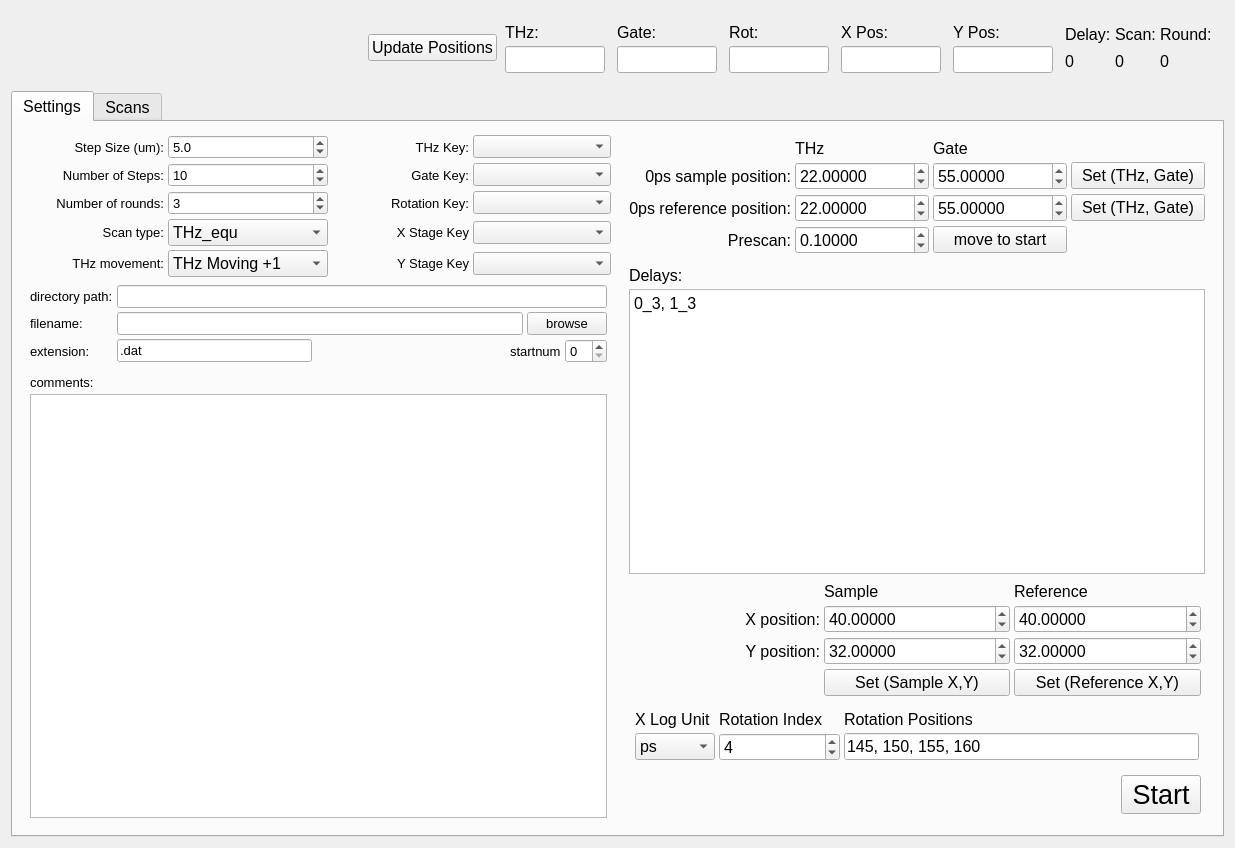
The window that scansV4p0.ui (warshauer/Pulsesearch) describes before a commit, drawn with Qt 5.
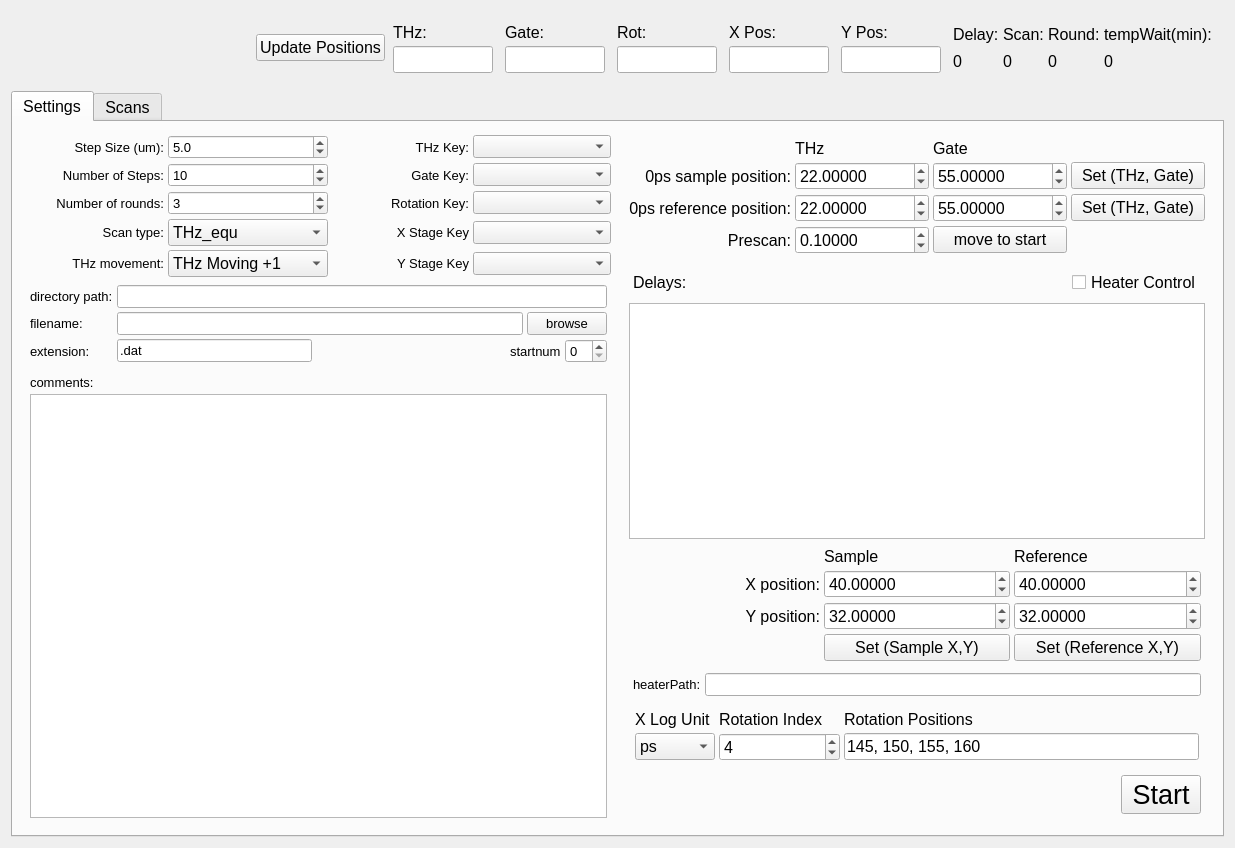
The same window after the commit.

Commit message:
added heater control for temp measurements
Strange new parsing stuff but maximum flexibility

Patch:
```diff
--- a/scansV4p0.ui
+++ b/scansV4p0.ui
@@ -401,42 +401,6 @@
            </property>
           </widget>
          </item>
-         <item row="1" column="0">
-          <widget class="QLabel" name="LE_delay">
-           <property name="font">
-            <font>
-             <pointsize>12</pointsize>
-            </font>
-           </property>
-           <property name="text">
-            <string>0</string>
-           </property>
-          </widget>
-         </item>
-         <item row="1" column="1">
-          <widget class="QLabel" name="LE_scan">
-           <property name="font">
-            <font>
-             <pointsize>12</pointsize>
-            </font>
-           </property>
-           <property name="text">
-            <string>0</string>
-           </property>
-          </widget>
-         </item>
-         <item row="0" column="1">
-          <widget class="QLabel" name="label_28">
-           <property name="font">
-            <font>
-             <pointsize>12</pointsize>
-            </font>
-           </property>
-           <property name="text">
-            <string>Scan:</string>
-           </property>
-          </widget>
-         </item>
          <item row="1" column="2">
           <widget class="QLabel" name="LE_round">
            <property name="font">
@@ -461,6 +425,66 @@
            </property>
           </widget>
          </item>
+         <item row="0" column="1">
+          <widget class="QLabel" name="label_28">
+           <property name="font">
+            <font>
+             <pointsize>12</pointsize>
+            </font>
+           </property>
+           <property name="text">
+            <string>Scan:</string>
+           </property>
+          </widget>
+         </item>
+         <item row="1" column="0">
+          <widget class="QLabel" name="LE_delay">
+           <property name="font">
+            <font>
+             <pointsize>12</pointsize>
+            </font>
+           </property>
+           <property name="text">
+            <string>0</string>
+           </property>
+          </widget>
+         </item>
+         <item row="1" column="1">
+          <widget class="QLabel" name="LE_scan">
+           <property name="font">
+            <font>
+             <pointsize>12</pointsize>
+            </font>
+           </property>
+           <property name="text">
+            <string>0</string>
+           </property>
+          </widget>
+         </item>
+         <item row="1" column="3">
+          <widget class="QLabel" name="LE_tempWait">
+           <property name="font">
+            <font>
+             <pointsize>12</pointsize>
+            </font>
+           </property>
+           <property name="text">
+            <string>0</string>
+           </property>
+          </widget>
+         </item>
+         <item row="0" column="3">
+          <widget class="QLabel" name="label_40">
+           <property name="font">
+            <font>
+             <pointsize>12</pointsize>
+            </font>
+           </property>
+           <property name="text">
+            <string>tempWait(min):</string>
+           </property>
+          </widget>
+         </item>
         </layout>
        </item>
       </layout>
@@ -1271,16 +1295,55 @@
             <number>4</number>
            </property>
            <item>
-            <widget class="QLabel" name="label_10">
-             <property name="font">
-              <font>
-               <pointsize>12</pointsize>
-              </font>
+            <layout class="QHBoxLayout" name="horizontalLayout_10">
+             <property name="spacing">
+              <number>4</number>
              </property>
-             <property name="text">
-              <string>Delays:</string>
+             <property name="leftMargin">
+              <number>4</number>
              </property>
-            </widget>
+             <property name="topMargin">
+              <number>4</number>
+             </property>
+             <property name="rightMargin">
+              <number>4</number>
+             </property>
+             <property name="bottomMargin">
+              <number>4</number>
+             </property>
+             <item>
+              <widget class="QLabel" name="label_10">
+               <property name="font">
+                <font>
+                 <pointsize>12</pointsize>
+                </font>
+               </property>
+               <property name="text">
+                <string>Delays:</string>
+               </property>
+              </widget>
+             </item>
+             <item>
+              <spacer name="horizontalSpacer_6">
+               <property name="orientation">
+                <enum>Qt::Horizontal</enum>
+               </property>
+               <property name="sizeHint" stdset="0">
+                <size>
+                 <width>40</width>
+                 <height>20</height>
+                </size>
+               </property>
+              </spacer>
+             </item>
+             <item>
+              <widget class="QCheckBox" name="CB_heaterControl">
+               <property name="text">
+                <string>Heater Control</string>
+               </property>
+              </widget>
+             </item>
+            </layout>
            </item>
            <item>
             <widget class="QPlainTextEdit" name="TE_delays">
@@ -1290,7 +1353,10 @@
               </font>
              </property>
              <property name="plainText">
-              <string>0_3, 1_3</string>
+              <string/>
+             </property>
+             <property name="placeholderText">
+              <string>if no heater: delay#1_#scans, delay#2_#scans, ...         if heater: [(set temp, wait time in min), (set temp, wait time in min):delay#1_#scans, delay#2_#scans],  [(set temp, heater setting, wait time in min), (set temp, heater setting, wait time in min):delay#1_#scans, delay#2_#scans]...</string>
              </property>
             </widget>
            </item>
@@ -1481,6 +1547,46 @@
              </item>
             </layout>
            </item>
+           <item>
+            <layout class="QHBoxLayout" name="horizontalLayout_7">
+             <property name="spacing">
+              <number>4</number>
+             </property>
+             <property name="leftMargin">
+              <number>4</number>
+             </property>
+             <property name="topMargin">
+              <number>4</number>
+             </property>
+             <property name="rightMargin">
+              <number>4</number>
+             </property>
+             <property name="bottomMargin">
+              <number>4</number>
+             </property>
+             <item>
+              <widget class="QLabel" name="label_17">
+               <property name="font">
+                <font>
+                 <pointsize>10</pointsize>
+                </font>
+               </property>
+               <property name="text">
+                <string>heaterPath:</string>
+               </property>
+              </widget>
+             </item>
+             <item>
+              <widget class="QLineEdit" name="LE_heaterSettings">
+               <property name="font">
+                <font>
+                 <pointsize>10</pointsize>
+                </font>
+               </property>
+              </widget>
+             </item>
+            </layout>
+           </item>
            <item>
             <layout class="QHBoxLayout" name="horizontalLayout_6" stretch="0">
              <property name="spacing">
```
The commit also changes 5 other files.
